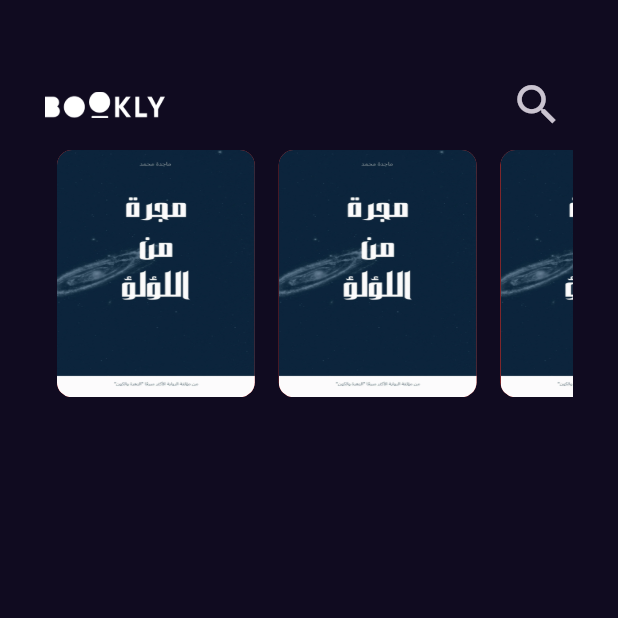
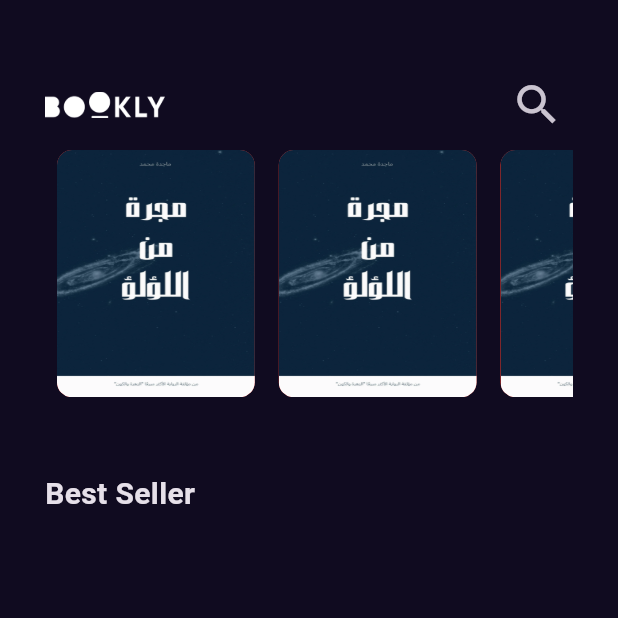
Before and after one commit to IbrahimElbazz/Bookly_app, a Flutter app: the screen it shows after launch, on a phone screen of 412 x 824 dp, the top half of it. Run offline on Flutter 3.47's test engine with Material 3 defaults, Android fonts, the phone set to English and light mode, and no system bars; our stand-ins replace get.

Commit message:
create style and title in home bage

```diff
--- a/lib/Features/home/presentation/views/widget/home_body_view.dart
+++ b/lib/Features/home/presentation/views/widget/home_body_view.dart
@@ -1,9 +1,8 @@
-import 'dart:collection';
+import 'package:bookly_app/Features/home/presentation/views/widget/custem_app_bar.dart';
 
-import 'package:bookly_app/Features/home/presentation/views/widget/custem_app_bar.dart';
-import 'package:bookly_app/Features/home/presentation/views/widget/custem_item.dart';
 import 'package:bookly_app/Features/home/presentation/views/widget/list_view_item.dart';
-import 'package:bookly_app/core/utils/images.dart';
+import 'package:bookly_app/core/utils/style.dart';
+
 import 'package:flutter/material.dart';
 
 class home_body_view extends StatelessWidget {
@@ -13,11 +12,19 @@ class home_body_view extends StatelessWidget {
   Widget build(BuildContext context) {
     return const Scaffold(
       body: Padding(
-        padding: EdgeInsets.only(top: 40, bottom: 40, left: 30, right: 30),
+        padding: EdgeInsets.only(top: 40, left: 30, right: 30),
         child: Column(
+          crossAxisAlignment: CrossAxisAlignment.start,
           children: const [
             custem_app_bar(),
             list_view_item(),
+            SizedBox(
+              height: 50,
+            ),
+            Text(
+              'Best Seller',
+              style: Style.title,
+            )
           ],
         ),
       ),
--- a/lib/Features/home/presentation/views/widget/list_view_item.dart
+++ b/lib/Features/home/presentation/views/widget/list_view_item.dart
@@ -9,6 +9,7 @@ class list_view_item extends StatelessWidget {
     return SizedBox(
       height: MediaQuery.of(context).size.height * 0.2,
       child: ListView.builder(
+        padding: EdgeInsets.zero,
         scrollDirection: Axis.horizontal,
         itemBuilder: (context, index) {
           return const Padding(
--- /dev/null
+++ b/lib/core/utils/style.dart
@@ -0,0 +1,8 @@
+import 'package:flutter/material.dart';
+
+class Style {
+  static const title = TextStyle(
+    fontWeight: FontWeight.w600,
+    fontSize: 20,
+  );
+}
```
